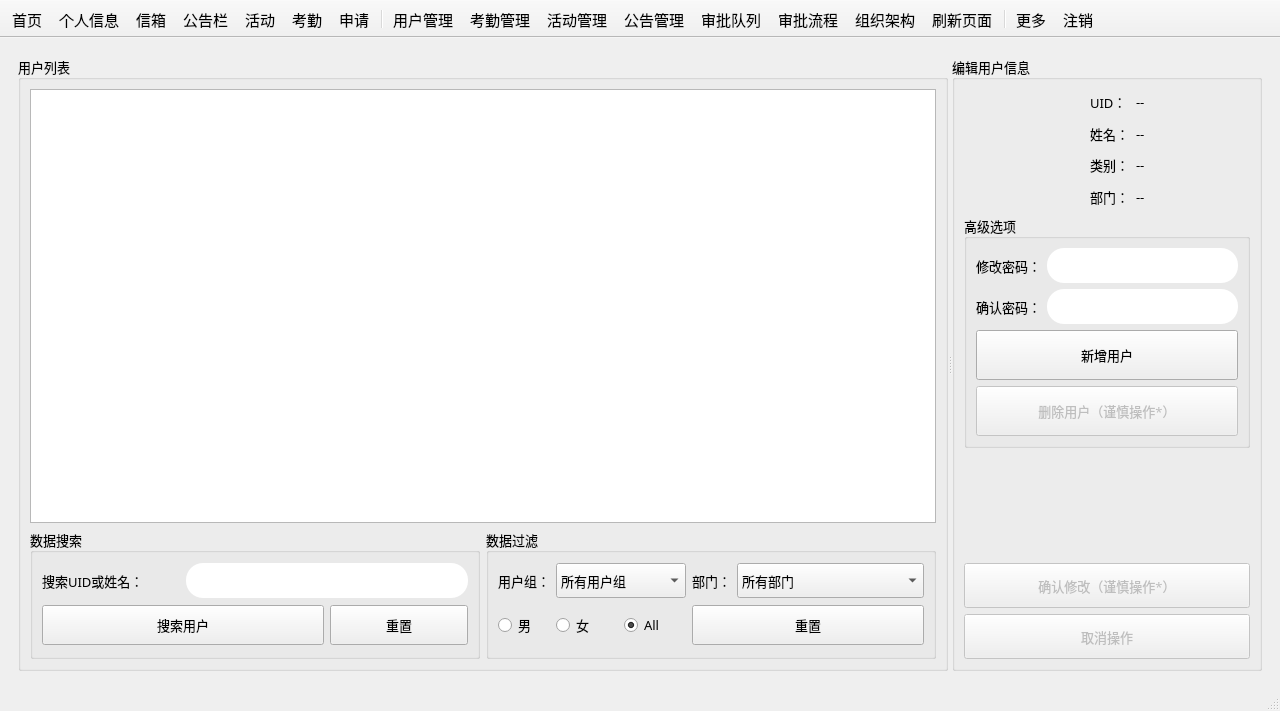
Old version of the form mainwindow.ui in the repository csthenry/weplanet-desktop.
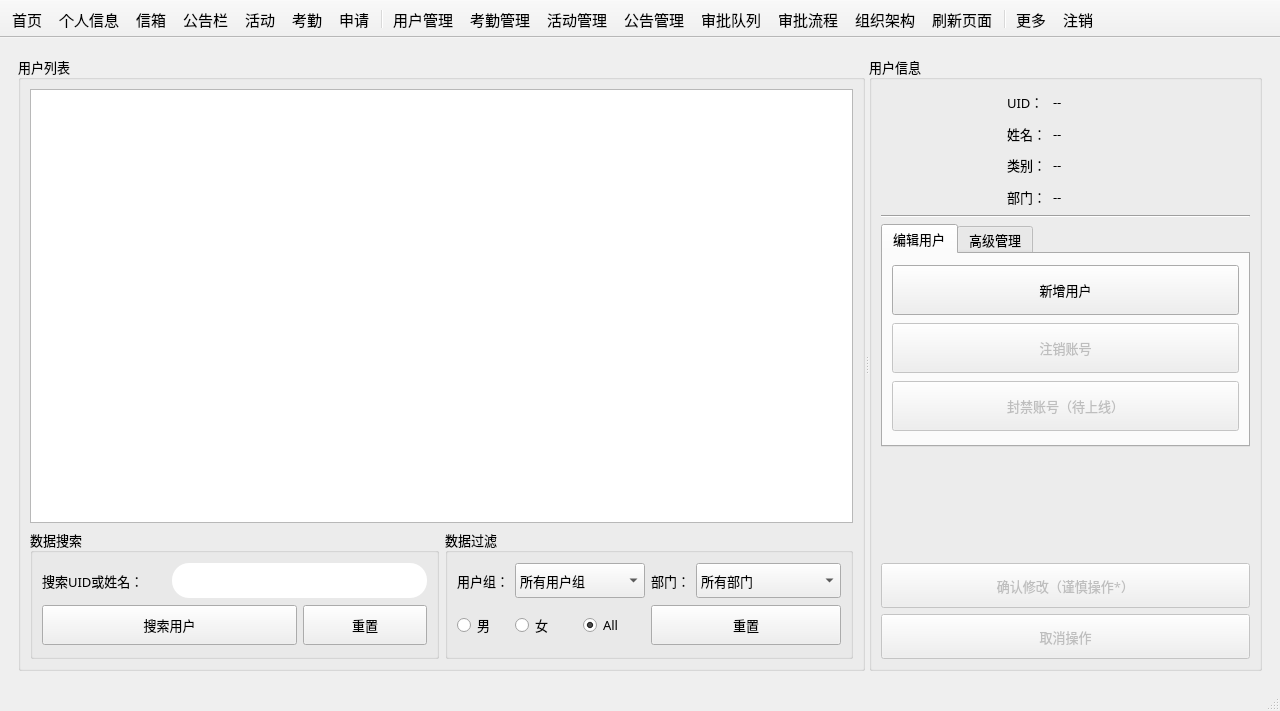
New version of the form. The open tabs and pages were chosen to show the change. Icons and pictures are not drawn. Custom widgets are drawn as their Qt base class.

Commit message: 优化登录流程，优化UI细节，待开发用户封禁，待优化用户注销...

Diff of the .ui file:
```diff
--- a/mainwindow.ui
+++ b/mainwindow.ui
@@ -2871,7 +2871,7 @@
        </layout>
       </widget>
       <widget class="QWidget" name="page_userManage">
-       <layout class="QGridLayout" name="gridLayout_11">
+       <layout class="QGridLayout" name="gridLayout_24">
         <item row="0" column="0">
          <widget class="QSplitter" name="splitter">
           <property name="orientation">
@@ -3132,9 +3132,53 @@
             </font>
            </property>
            <property name="title">
-            <string>编辑用户信息</string>
+            <string>用户信息</string>
            </property>
-           <layout class="QGridLayout" name="gridLayout_29">
+           <layout class="QGridLayout" name="gridLayout_11">
+            <item row="0" column="0" rowspan="4">
+             <widget class="QLabel" name="userManagePage_avatar">
+              <property name="minimumSize">
+               <size>
+                <width>120</width>
+                <height>120</height>
+               </size>
+              </property>
+              <property name="maximumSize">
+               <size>
+                <width>120</width>
+                <height>120</height>
+               </size>
+              </property>
+              <property name="font">
+               <font>
+                <family>微软雅黑</family>
+                <pointsize>16</pointsize>
+               </font>
+              </property>
+              <property name="styleSheet">
+               <string notr="true">margin:5px;</string>
+              </property>
+              <property name="pixmap">
+               <pixmap resource="resource.qrc">:/images/color_icon/user.svg</pixmap>
+              </property>
+              <property name="scaledContents">
+               <bool>true</bool>
+              </property>
+             </widget>
+            </item>
+            <item row="0" column="1">
+             <widget class="QLabel" name="label_6">
+              <property name="maximumSize">
+               <size>
+                <width>40</width>
+                <height>35</height>
+               </size>
+              </property>
+              <property name="text">
+               <string>UID：</string>
+              </property>
+             </widget>
+            </item>
             <item row="0" column="2">
              <widget class="QLabel" name="label_userManagePage_uid">
               <property name="maximumSize">
@@ -3187,46 +3231,92 @@
               </property>
              </widget>
             </item>
-            <item row="7" column="0" colspan="3">
-             <widget class="QPushButton" name="btn_editUser_check">
-              <property name="enabled">
+            <item row="2" column="2">
+             <widget class="QLabel" name="label_userManagePage_group">
+              <property name="maximumSize">
+               <size>
+                <width>16777215</width>
+                <height>30</height>
+               </size>
+              </property>
+              <property name="text">
+               <string>--</string>
+              </property>
+             </widget>
+            </item>
+            <item row="3" column="1">
+             <widget class="QLabel" name="label_14">
+              <property name="maximumSize">
+               <size>
+                <width>40</width>
+                <height>35</height>
+               </size>
+              </property>
+              <property name="text">
+               <string>部门：</string>
+              </property>
+             </widget>
+            </item>
+            <item row="3" column="2">
+             <widget class="QLabel" name="label_userManagePage_dpt">
+              <property name="maximumSize">
+               <size>
+                <width>16777215</width>
+                <height>30</height>
+               </size>
+              </property>
+              <property name="text">
+               <string>--</string>
+              </property>
+              <property name="wordWrap">
                <bool>false</bool>
               </property>
-              <property name="minimumSize">
-               <size>
-                <width>0</width>
-                <height>45</height>
-               </size>
-              </property>
-              <property name="text">
-               <string>确认修改（谨慎操作*）</string>
-              </property>
-              <property name="icon">
-               <iconset resource="resource.qrc">
-                <normaloff>:/images/color_icon/color-setting_3.svg</normaloff>:/images/color_icon/color-setting_3.svg</iconset>
-              </property>
-              <property name="iconSize">
-               <size>
-                <width>20</width>
-                <height>20</height>
-               </size>
+             </widget>
+            </item>
+            <item row="4" column="0" colspan="3">
+             <widget class="Line" name="line">
+              <property name="orientation">
+               <enum>Qt::Horizontal</enum>
               </property>
              </widget>
             </item>
             <item row="5" column="0" colspan="3">
-             <widget class="QGroupBox" name="groupBox_27">
-              <property name="title">
-               <string>高级选项</string>
+             <widget class="QTabWidget" name="tabWidget_3">
+              <property name="currentIndex">
+               <number>1</number>
               </property>
-              <layout class="QGridLayout" name="gridLayout_24">
-               <item row="0" column="0">
-                <widget class="QLabel" name="label_7">
+              <widget class="QWidget" name="tab_5">
+               <attribute name="title">
+                <string>编辑用户</string>
+               </attribute>
+               <layout class="QGridLayout" name="gridLayout_89">
+                <item row="1" column="0">
+                 <widget class="QPushButton" name="btn_delUser">
+                  <property name="enabled">
+                   <bool>false</bool>
+                  </property>
+                  <property name="minimumSize">
+                   <size>
+                    <width>0</width>
+                    <height>50</height>
+                   </size>
+                  </property>
                  <property name="text">
-                  <string>修改密码：</string>
+                   <string>注销账号</string>
+                  </property>
+                  <property name="icon">
+                   <iconset resource="resource.qrc">
+                    <normaloff>:/images/color_icon/color-warning.svg</normaloff>:/images/color_icon/color-warning.svg</iconset>
+                  </property>
+                  <property name="iconSize">
+                   <size>
+                    <width>20</width>
+                    <height>20</height>
+                   </size>
                  </property>
                 </widget>
                </item>
-               <item row="2" column="0" colspan="2">
+                <item row="0" column="0">
                 <widget class="QPushButton" name="btn_addUser">
                  <property name="minimumSize">
                   <size>
@@ -3249,14 +3339,94 @@
                  </property>
                 </widget>
                </item>
+                <item row="2" column="0">
+                 <widget class="QPushButton" name="btn_banUser">
+                  <property name="enabled">
+                   <bool>false</bool>
+                  </property>
+                  <property name="minimumSize">
+                   <size>
+                    <width>0</width>
+                    <height>50</height>
+                   </size>
+                  </property>
+                  <property name="text">
+                   <string>封禁账号（待上线）</string>
+                  </property>
+                  <property name="icon">
+                   <iconset resource="resource.qrc">
+                    <normaloff>:/images/color_icon/color-warning_2.svg</normaloff>:/images/color_icon/color-warning_2.svg</iconset>
+                  </property>
+                  <property name="iconSize">
+                   <size>
+                    <width>20</width>
+                    <height>20</height>
+                   </size>
+                  </property>
+                 </widget>
+                </item>
+               </layout>
+              </widget>
+              <widget class="QWidget" name="tab_6">
+               <attribute name="title">
+                <string>高级管理</string>
+               </attribute>
+               <layout class="QGridLayout" name="gridLayout_90">
                <item row="1" column="0">
+                 <widget class="QLabel" name="label_7">
+                  <property name="text">
+                   <string>修改密码：</string>
+                  </property>
+                 </widget>
+                </item>
+                <item row="2" column="1">
+                 <widget class="QLineEdit" name="lineEdit_editPwdCheck">
+                  <property name="minimumSize">
+                   <size>
+                    <width>0</width>
+                    <height>35</height>
+                   </size>
+                  </property>
+                  <property name="font">
+                   <font>
+                    <family>微软雅黑</family>
+                   </font>
+                  </property>
+                  <property name="styleSheet">
+                   <string notr="true">border-radius: 17.4px;/*设置圆角的大小*/
+border: .5px solid rgb(207, 207, 207);
+padding: 0px 5px;</string>
+                  </property>
+                  <property name="maxLength">
+                   <number>16</number>
+                  </property>
+                  <property name="echoMode">
+                   <enum>QLineEdit::Password</enum>
+                  </property>
+                 </widget>
+                </item>
+                <item row="4" column="0" colspan="2">
+                 <widget class="QLabel" name="label_95">
+                  <property name="text">
+                   <string>[注] 修改的是当前选择的对应用户的密码，填写完成后，选择其余任意用户，即可完成新密码缓存，最后单击[确认修改]即可完成密码修改。
+若误操作，请点击[取消操作]按钮。</string>
+                  </property>
+                  <property name="scaledContents">
+                   <bool>false</bool>
+                  </property>
+                  <property name="wordWrap">
+                   <bool>true</bool>
+                  </property>
+                 </widget>
+                </item>
+                <item row="2" column="0">
                 <widget class="QLabel" name="label_8">
                  <property name="text">
                   <string>确认密码：</string>
                  </property>
                 </widget>
                </item>
-               <item row="0" column="1">
+                <item row="1" column="1">
                 <widget class="QLineEdit" name="lineEdit_editPwd">
                  <property name="minimumSize">
                   <size>
@@ -3282,45 +3452,43 @@
                  </property>
                 </widget>
                </item>
-               <item row="1" column="1">
-                <widget class="QLineEdit" name="lineEdit_editPwdCheck">
-                 <property name="minimumSize">
-                  <size>
-                   <width>0</width>
-                   <height>35</height>
-                  </size>
-                 </property>
-                 <property name="font">
-                  <font>
-                   <family>微软雅黑</family>
-                  </font>
-                 </property>
-                 <property name="styleSheet">
-                  <string notr="true">border-radius: 17.4px;/*设置圆角的大小*/
-border: .5px solid rgb(207, 207, 207);
-padding: 0px 5px;</string>
-                 </property>
-                 <property name="maxLength">
-                  <number>16</number>
-                 </property>
-                 <property name="echoMode">
-                  <enum>QLineEdit::Password</enum>
-                 </property>
-                </widget>
-               </item>
                <item row="3" column="0" colspan="2">
-                <widget class="QPushButton" name="btn_delUser">
+                 <widget class="Line" name="line_2">
+                  <property name="orientation">
+                   <enum>Qt::Horizontal</enum>
+                  </property>
+                 </widget>
+                </item>
+               </layout>
+              </widget>
+             </widget>
+            </item>
+            <item row="6" column="0" colspan="2">
+             <spacer name="verticalSpacer_2">
+              <property name="orientation">
+               <enum>Qt::Vertical</enum>
+              </property>
+              <property name="sizeHint" stdset="0">
+               <size>
+                <width>20</width>
+                <height>40</height>
+               </size>
+              </property>
+             </spacer>
+            </item>
+            <item row="7" column="0" colspan="3">
+             <widget class="QPushButton" name="btn_editUser_check">
                  <property name="enabled">
                   <bool>false</bool>
                  </property>
                  <property name="minimumSize">
                   <size>
                    <width>0</width>
-                   <height>50</height>
+                <height>45</height>
                   </size>
                  </property>
                  <property name="text">
-                  <string>删除用户（谨慎操作*）</string>
+               <string>确认修改（谨慎操作*）</string>
                  </property>
                  <property name="icon">
                   <iconset resource="resource.qrc">
@@ -3332,9 +3500,6 @@
                    <height>20</height>
                   </size>
                  </property>
-                </widget>
-               </item>
-              </layout>
              </widget>
             </item>
             <item row="8" column="0" colspan="3">
@@ -3363,105 +3528,6 @@
               </property>
              </widget>
             </item>
-            <item row="3" column="2">
-             <widget class="QLabel" name="label_userManagePage_dpt">
-              <property name="maximumSize">
-               <size>
-                <width>16777215</width>
-                <height>30</height>
-               </size>
-              </property>
-              <property name="text">
-               <string>--</string>
-              </property>
-              <property name="wordWrap">
-               <bool>false</bool>
-              </property>
-             </widget>
-            </item>
-            <item row="2" column="2">
-             <widget class="QLabel" name="label_userManagePage_group">
-              <property name="maximumSize">
-               <size>
-                <width>16777215</width>
-                <height>30</height>
-               </size>
-              </property>
-              <property name="text">
-               <string>--</string>
-              </property>
-             </widget>
-            </item>
-            <item row="0" column="1">
-             <widget class="QLabel" name="label_6">
-              <property name="maximumSize">
-               <size>
-                <width>40</width>
-                <height>35</height>
-               </size>
-              </property>
-              <property name="text">
-               <string>UID：</string>
-              </property>
-             </widget>
-            </item>
-            <item row="0" column="0" rowspan="4">
-             <widget class="QLabel" name="userManagePage_avatar">
-              <property name="minimumSize">
-               <size>
-                <width>120</width>
-                <height>120</height>
-               </size>
-              </property>
-              <property name="maximumSize">
-               <size>
-                <width>120</width>
-                <height>120</height>
-               </size>
-              </property>
-              <property name="font">
-               <font>
-                <family>微软雅黑</family>
-                <pointsize>16</pointsize>
-               </font>
-              </property>
-              <property name="styleSheet">
-               <string notr="true">margin:5px;</string>
-              </property>
-              <property name="pixmap">
-               <pixmap resource="resource.qrc">:/images/color_icon/user.svg</pixmap>
-              </property>
-              <property name="scaledContents">
-               <bool>true</bool>
-              </property>
-             </widget>
-            </item>
-            <item row="3" column="1">
-             <widget class="QLabel" name="label_14">
-              <property name="maximumSize">
-               <size>
-                <width>40</width>
-                <height>35</height>
-               </size>
-              </property>
-              <property name="text">
-               <string>部门：</string>
-              </property>
-             </widget>
-            </item>
-            <item row="6" column="0">
-             <spacer name="verticalSpacer_2">
-              <property name="orientation">
-               <enum>Qt::Vertical</enum>
-              </property>
-              <property name="sizeHint" stdset="0">
-               <size>
-                <width>20</width>
-                <height>40</height>
-               </size>
-              </property>
-             </spacer>
-            </item>
            </layout>
           </widget>
          </widget>
```
Left out of the diff: 21 changed lines with no effect on the pictures. Lines whose indentation alone changed are shown as unchanged. The commit also changes 3 other files.
